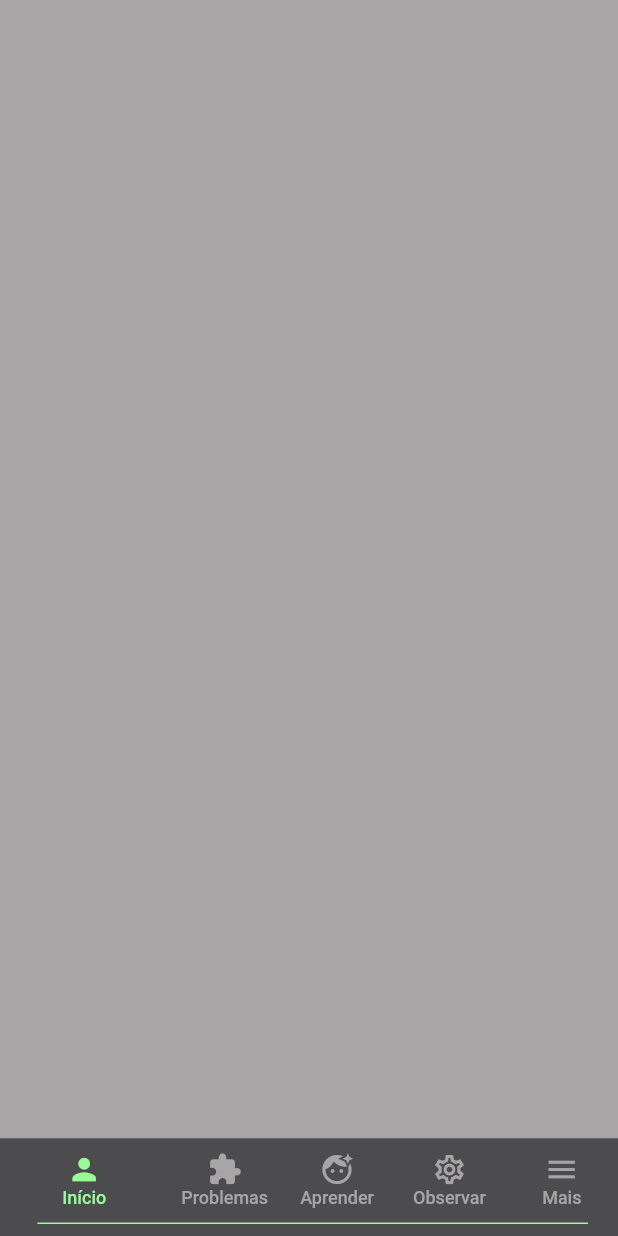
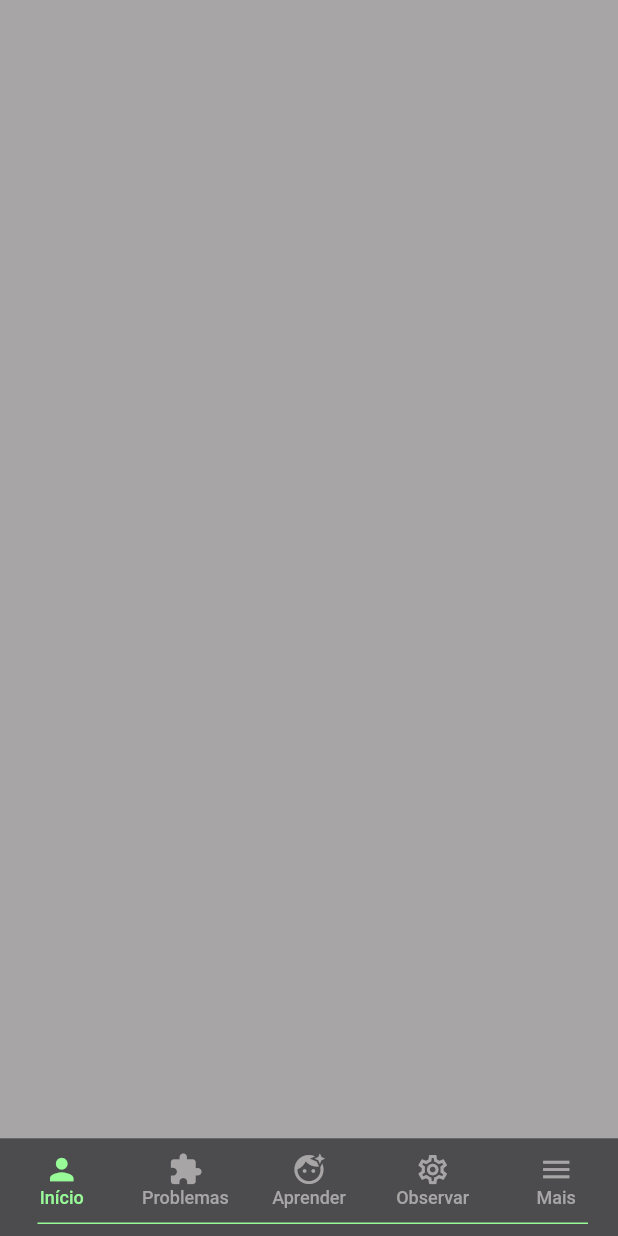
Before and after one commit to vmendesneto/Game-Real-Time, a Flutter app: the screen it shows after launch, on a phone screen of 412 x 824 dp. Run offline on Flutter 3.47's test engine with Material 2 defaults, Android fonts, the phone set to English and light mode, and no system bars; Roboto replaces fonts that are missing (FuturaPTMedium.otf).

Commit message:
home finish.

```diff
--- a/lib/home_screen.dart
+++ b/lib/home_screen.dart
@@ -21,8 +21,6 @@ class _HomeScreenState extends State<HomeScreen> {
         body: Column(mainAxisAlignment: MainAxisAlignment.end, children: [
           Expanded(
             child: Container(
-              //height: 80.0,
-              //width: double.infinity,
               color: thema.primaryColor,
               child: PageView(
                 controller: _pageController,
@@ -59,9 +57,11 @@ class _HomeScreenState extends State<HomeScreen> {
                   mainAxisAlignment: MainAxisAlignment.center,
                   children: [
                     BottomNavigationBar(
+                      type: BottomNavigationBarType.fixed,
                       showSelectedLabels: true,
                       showUnselectedLabels: true,
                       currentIndex: selectedIndex,
+                      backgroundColor: thema.backgroundColor,
                       unselectedItemColor: thema.primaryColor,
                       onTap: (index) {
                         _pageController.jumpToPage(index);
@@ -70,42 +70,37 @@ class _HomeScreenState extends State<HomeScreen> {
                       elevation: 0.0,
                       unselectedLabelStyle: thema.style,
                       selectedLabelStyle: thema.style,
-                      items: [
+                      items: const [
                         BottomNavigationBarItem(
-                          backgroundColor: thema.backgroundColor,
-                          icon: const Icon(
+                          icon: Icon(
                             Icons.person,
                             size: 23.3,
                           ),
                           label: 'Início',
                         ),
                         BottomNavigationBarItem(
-                          backgroundColor: thema.backgroundColor,
-                          icon: const Icon(
+                          icon: Icon(
                             Icons.extension,
                             size: 23.3,
                           ),
                           label: "Problemas",
                         ),
                         BottomNavigationBarItem(
-                          backgroundColor: thema.backgroundColor,
-                          icon: const Icon(
+                          icon: Icon(
                             Icons.face_retouching_natural,
                             size: 23.3,
                           ),
                           label: "Aprender",
                         ),
                         BottomNavigationBarItem(
-                          backgroundColor: thema.backgroundColor,
-                          icon: const Icon(
+                          icon: Icon(
                             Icons.settings_outlined,
                             size: 23.3,
                           ),
                           label: "Observar",
                         ),
                         BottomNavigationBarItem(
-                          backgroundColor: thema.backgroundColor,
-                          icon: const Icon(
+                          icon: Icon(
                             Icons.menu,
                             size: 23.3,
                           ),
```
Also changed, not shown: lib/main.dart (+0 -13 lines).
